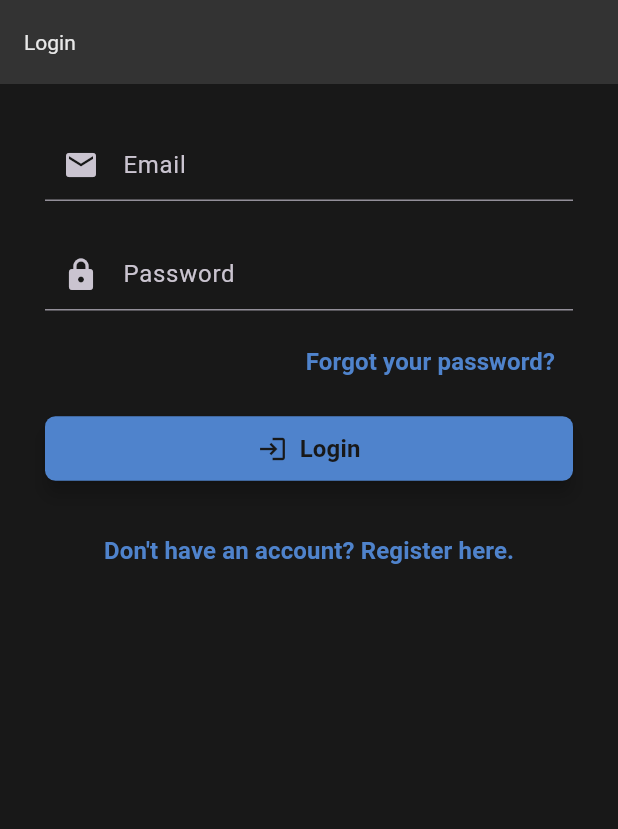
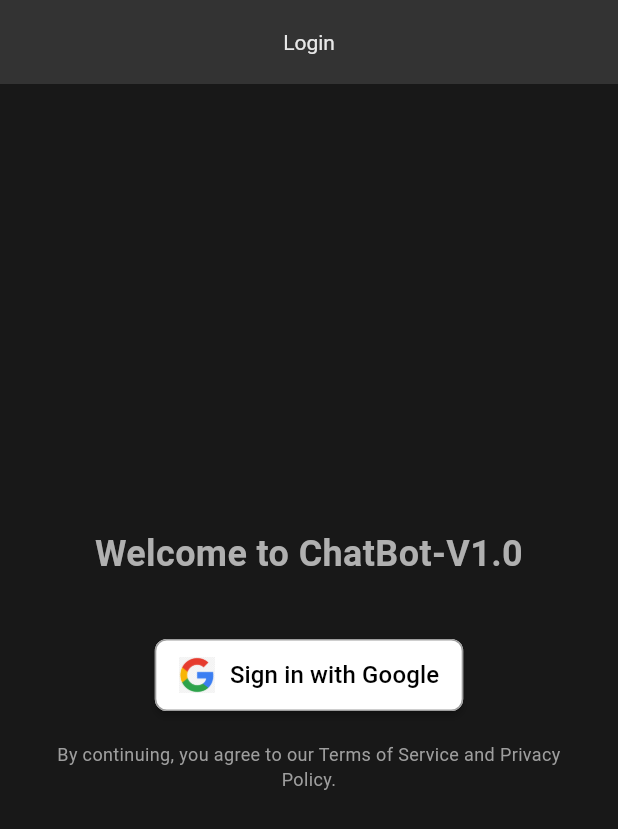
Before and after one commit to KapilbhaiGohil/PersonalAssistantChatBot, a Flutter app: the screen it shows after launch, on a phone screen of 412 x 824 dp. Shown: the top 829 px of the screen. Run offline on Flutter 3.47's test engine with Material 3 defaults, Android fonts, the phone set to English and light mode, and no system bars; our stand-ins replace firebase_auth, firebase_core, flutter_secure_storage, google_sign_in; accounts and stored records are empty.

Commit message:
Added firebase and google authentication

```diff
--- a/chatbot_ui/lib/main.dart
+++ b/chatbot_ui/lib/main.dart
@@ -1,74 +1,51 @@
-import 'package:chatbot_ui/screens/forgotPass.dart';
+import 'package:firebase_core/firebase_core.dart';
+import 'package:firebase_auth/firebase_auth.dart';
+import 'package:flutter/material.dart';
 import 'package:chatbot_ui/screens/home.dart';
 import 'package:chatbot_ui/screens/login.dart';
-import 'package:chatbot_ui/screens/register.dart';
-import 'package:chatbot_ui/services/api.dart';
 import 'package:chatbot_ui/utils/theme.dart';
-import 'package:flutter/material.dart';
-import 'package:flutter_secure_storage/flutter_secure_storage.dart';
 
-void main() {
+void main() async {
+  WidgetsFlutterBinding.ensureInitialized();
+  await Firebase.initializeApp(); // Initialize Firebase
   runApp(const MyApp());
 }
 
-class MyApp extends StatefulWidget {
+class MyApp extends StatelessWidget {
   const MyApp({super.key});
-
-  @override
-  State<MyApp> createState() => _MyAppState();
-}
-
-class _MyAppState extends State<MyApp> {
-  final chatApi = ChatAPI();
-  final FlutterSecureStorage _secureStorage = const FlutterSecureStorage();
-  bool isLoggedIn = false;
-  bool isLoading = true;
-
-  @override
-  void initState() {
-    super.initState();
-    checkLoginStatus();
-  }
-
-  Future<void> checkLoginStatus() async {
-    try {
-      String? email = await _secureStorage.read(key: 'email');
-      String? password = await _secureStorage.read(key: 'password');
-      if (email != null && password != null) {
-        var data = await chatApi.login(email, password);
-        if (data['data'] != null) {
-          setState(() {
-            isLoggedIn = true;
-          });
-        }
-      }
-    } catch (e) {
-      print("Error during login: $e");
-    } finally {
-      setState(() {
-        isLoading = false;
-      });
-    }
-  }
 
   @override
   Widget build(BuildContext context) {
     return MaterialApp(
       theme: darkTheme,
       title: "ChatBot-V1.0",
-      home: isLoading
-          ? const Center(
-        child: CircularProgressIndicator(),
-        )
-          : isLoggedIn
-          ? const HomeScreen()
-          : const LoginScreen(),
+      home: const AuthWrapper(),
       routes: {
         '/login': (context) => const LoginScreen(),
-        '/register': (context) => const RegisterScreen(),
-        '/forgot-pass': (context) => const ForgotPasswordScreen(),
         '/home': (context) => const HomeScreen(),
       },
     );
   }
 }
+
+class AuthWrapper extends StatelessWidget {
+  const AuthWrapper({super.key});
+
+  @override
+  Widget build(BuildContext context) {
+    return StreamBuilder<User?>(
+      stream: FirebaseAuth.instance.authStateChanges(),
+      builder: (context, snapshot) {
+        if (snapshot.connectionState == ConnectionState.waiting) {
+          return const Scaffold(
+            body: Center(child: CircularProgressIndicator()),
+          );
+        }
+        if (snapshot.hasData) {
+          return const HomeScreen();
+        }
+        return const LoginScreen();
+      },
+    );
+  }
+}
--- a/chatbot_ui/lib/screens/login.dart
+++ b/chatbot_ui/lib/screens/login.dart
@@ -1,10 +1,8 @@
-import 'package:chatbot_ui/screens/forgotPass.dart';
-import 'package:chatbot_ui/screens/register.dart';
-import 'package:chatbot_ui/services/api.dart';
-import 'package:chatbot_ui/utils/colors.dart';
-import 'package:chatbot_ui/widgets/Input.dart';
+import 'package:chatbot_ui/screens/home.dart';
 import 'package:flutter/material.dart';
 import 'package:flutter_secure_storage/flutter_secure_storage.dart';
+import 'package:google_sign_in/google_sign_in.dart';
+import 'package:firebase_auth/firebase_auth.dart';
 
 class LoginScreen extends StatefulWidget {
   const LoginScreen({super.key});
@@ -14,42 +12,47 @@ class LoginScreen extends StatefulWidget {
 }
 
 class _LoginScreenState extends State<LoginScreen> {
-  final TextEditingController _emailController = TextEditingController();
-  final TextEditingController _passwordController = TextEditingController();
-  final chatApi = ChatAPI();
   final FlutterSecureStorage _secureStorage = const FlutterSecureStorage();
   bool _isLoading = false;
+  final FirebaseAuth _auth = FirebaseAuth.instance;
+  final GoogleSignIn _googleSignIn = GoogleSignIn();
 
-  void _login() async {
-    String email = _emailController.text;
-    String password = _passwordController.text;
-    if (email.isEmpty || password.isEmpty) {
-      ScaffoldMessenger.of(context).showSnackBar(
-        const SnackBar(content: Text('Please fill in all fields')),
-      );
-      return;
-    }
+  Future<void> signInWithGoogle() async {
     setState(() {
       _isLoading = true;
     });
+
     try {
-      var data = await chatApi.login(email, password);
-      String msg = data['msg'] ?? 'Something went wrong';
+      final GoogleSignInAccount? googleUser = await _googleSignIn.signIn();
+      if (googleUser == null) {
+        // User canceled the login
+        throw Exception('Sign-in aborted by user.');
+      }
 
-      if (data['data'] != null) {
-        await _secureStorage.write(key: 'email', value: email);
-        await _secureStorage.write(key: 'password', value: password);
+      final GoogleSignInAuthentication googleAuth =
+      await googleUser.authentication;
 
-        ScaffoldMessenger.of(context).showSnackBar(
-          const SnackBar(content: Text('Login Successful')),
+      final AuthCredential credential = GoogleAuthProvider.credential(
+        accessToken: googleAuth.accessToken,
+        idToken: googleAuth.idToken,
       );
-        Navigator.pushReplacementNamed(context, '/home');
-      } else {
-        ScaffoldMessenger.of(context).showSnackBar(
-          SnackBar(content: Text(msg)),
+
+      final UserCredential userCredential =
+      await _auth.signInWithCredential(credential);
+
+      // Save token securely
+      final idToken = await userCredential.user?.getIdToken();
+      if (idToken != null) {
+        await _secureStorage.write(key: 'idToken', value: idToken);
+      }
+
+      // Navigate to the home screen
+      Navigator.pushReplacement(
+        context,
+        MaterialPageRoute(builder: (context) => const HomeScreen()),
       );
-      }
     } catch (e) {
+      // Display error message
       ScaffoldMessenger.of(context).showSnackBar(
         SnackBar(content: Text('Error: $e')),
       );
@@ -65,81 +68,70 @@ class _LoginScreenState extends State<LoginScreen> {
     return Scaffold(
       appBar: AppBar(
         title: const Text("Login"),
+        centerTitle: true,
       ),
-      body: Padding(
-        padding: const EdgeInsets.all(30.0),
+      body: Center(
+        child: Padding(
+          padding: const EdgeInsets.symmetric(horizontal: 30.0),
           child: Column(
-          mainAxisAlignment: MainAxisAlignment.start,
+            mainAxisAlignment: MainAxisAlignment.center,
             children: [
-            CustomTextField(
-              controller: _emailController,
-              hintText: 'Enter your email',
-              labelText: 'Email',
-              keyboardType: TextInputType.emailAddress,
-              icon: const Icon(Icons.email), onChanged: (String e) {  },
+              const Text(
+                'Welcome to ChatBot-V1.0',
+                style: TextStyle(
+                  fontSize: 24,
+                  fontWeight: FontWeight.bold,
                 ),
-            const SizedBox(height: 25),
-            CustomTextField(
-              controller: _passwordController,
-              hintText: 'Enter your password',
-              labelText: 'Password',
-              obscureText: true,
-              icon: const Icon(Icons.lock), onChanged: (String e) {  },
+                textAlign: TextAlign.center,
               ),
-            const SizedBox(height: 10),
-            Row(
-              mainAxisAlignment: MainAxisAlignment.end,
-              children: [
-                TextButton(
-                  onPressed: () {
-                    Navigator.push(
-                      context,
-                      MaterialPageRoute(
-                          builder: (context) => const ForgotPasswordScreen()),
-                    );
-                  },
-                  child: const Text(
-                    'Forgot your password?',
-                    style: TextStyle(
-                      color: AppColors.primaryColor,
-                      fontSize: 16.0,
-                      fontWeight: FontWeight.w600,
-                    ),
-                  ),
-                ),
-              ],
-            ),
-            const SizedBox(height: 10),
+              const SizedBox(height: 40),
               _isLoading
                   ? const CircularProgressIndicator()
-                : CustomButton(
-              text: 'Login',
-              onPressed: _login,
-              icon: const Icon(Icons.login, size: 20),
-              backgroundColor: AppColors.primaryColor,
-              textColor: AppColors.buttonTextColor,
+                  : ElevatedButton(
+                onPressed: signInWithGoogle,
+                style: ElevatedButton.styleFrom(
+                  backgroundColor: Colors.white,
+                  padding: const EdgeInsets.symmetric(
+                      vertical: 12, horizontal: 16),
+                  shape: RoundedRectangleBorder(
+                    borderRadius: BorderRadius.circular(8),
+                    side: const BorderSide(color: Colors.grey),
                   ),
-            const SizedBox(height: 20),
-            TextButton(
-              onPressed: () {
-                Navigator.push(
-                  context,
-                  MaterialPageRoute(
-                      builder: (context) => const RegisterScreen()),
-                );
-              },
-              child: const Text(
-                'Don\'t have an account? Register here.',
+                  elevation: 2,
+                ),
+                child: Row(
+                  mainAxisSize: MainAxisSize.min,
+                  children: [
+                    Image.asset(
+                      'lib/assets/google.png',
+                      height: 24,
+                      width: 24,
+                    ),
+                    const SizedBox(width: 10),
+                    const Text(
+                      'Sign in with Google',
                       style: TextStyle(
-                  color: AppColors.primaryColor,
-                  fontSize: 16.0,
-                  fontWeight: FontWeight.w600,
-                ),
+                        fontSize: 16,
+                        fontWeight: FontWeight.w500,
+                        color: Colors.black,
                       ),
                     ),
                   ],
                 ),
               ),
+              const SizedBox(height: 20),
+              const Text(
+                'By continuing, you agree to our Terms of Service and Privacy Policy.',
+                style: TextStyle(
+                  fontSize: 12,
+                  color: Colors.grey,
+                ),
+                textAlign: TextAlign.center,
+              ),
+            ],
+          ),
+        ),
+      ),
     );
   }
 }
--- a/chatbot_ui/pubspec.yaml
+++ b/chatbot_ui/pubspec.yaml
@@ -38,6 +38,8 @@ dependencies:
   google_sign_in: ^6.2.2
   googleapis: ^13.2.0
   googleapis_auth: ^1.6.0
+  firebase_core: ^3.9.0
+  firebase_auth: ^5.3.4
   # The following adds the Cupertino Icons font to your application.
   # Use with the CupertinoIcons class for iOS style icons.
   cupertino_icons: ^1.0.8
@@ -65,8 +67,8 @@ flutter:
   uses-material-design: true
 
   # To add assets to your application, add an assets section, like this:
-  # assets:
-  #   - images/a_dot_burr.jpeg
+  assets:
+    - lib/assets/
   #   - images/a_dot_ham.jpeg
 
   # An image asset can refer to one or more resolution-specific "variants", see
```
Also changed, not shown: ChatBotApi/firebase/firebase-cred.json (added, +13 -0 lines), chatbot_ui/lib/screens/forgotPass.dart (deleted, +0 -86 lines), chatbot_ui/lib/screens/home.dart (+16 -19 lines), chatbot_ui/lib/screens/register.dart (deleted, +0 -151 lines), chatbot_ui/lib/services/api.dart (+11 -66 lines), chatbot_ui/lib/assets/google.png (added), chatbot_ui/pubspec.lock, 11 other files. Lines whose indentation alone changed are shown as unchanged.
